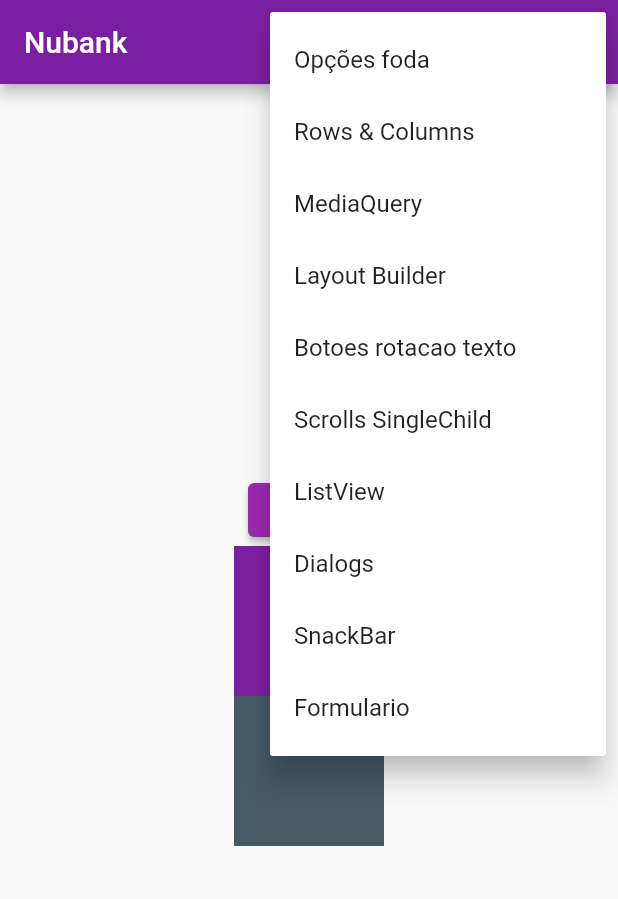
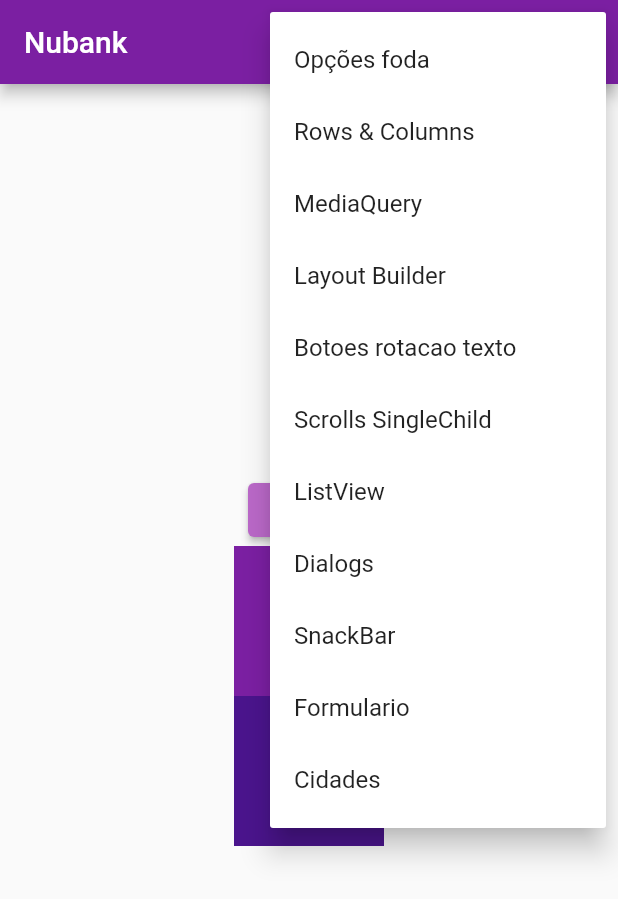
Before and after one commit to GabrielVasco13/flutter_primeiro_projeto, a Flutter app: the screen it shows after launch, after a tap on the "account circle" icon, on a phone screen of 412 x 824 dp. Shown: the top 899 px of the screen. Run offline on Flutter 3.47's test engine with Material 2 defaults, Android fonts, the phone set to English and light mode, and no system bars; our stand-ins replace device_preview.

```diff
--- a/lib/main.dart
+++ b/lib/main.dart
@@ -2,6 +2,7 @@
 
 import 'package:flutter/material.dart';
 import 'package:flutter_primeiro_projeto/pages/botoes_rota%C3%A7%C3%A3o_texto/botoes_rotacao_texto_page.dart';
+import 'package:flutter_primeiro_projeto/pages/cidades/cidades_page.dart';
 import 'package:flutter_primeiro_projeto/pages/container/container_page.dart';
 import 'package:flutter_primeiro_projeto/pages/dialogs/dialogs_page.dart';
 import 'package:flutter_primeiro_projeto/pages/form/form_page.dart';
@@ -33,16 +34,20 @@ class MyApp extends StatelessWidget {
       debugShowCheckedModeBanner: false,
       theme: ThemeData(
         primaryColor: Colors.purple[700],
-        primaryColorLight: Colors.amber,
-        primaryColorDark: Colors.blueGrey[700],
+        primaryColorLight: Colors.purple,
+        primaryColorDark: Colors.purple[900],
 
         // fontFamily: 'Roboto', font de texto padrão
 
         elevatedButtonTheme: ElevatedButtonThemeData(
           style: ElevatedButton.styleFrom(
-            backgroundColor: Colors.purple,
+            backgroundColor: Colors.purple[300],
           )
-        )
+        ),
+
+        appBarTheme: AppBarTheme(
+          backgroundColor: Colors.purple[700]
+        ),
 
       ),
       locale: DevicePreview.locale(context),
@@ -59,6 +64,7 @@ class MyApp extends StatelessWidget {
         '/dialogs': (_) => DialogsPage(),
         '/snackbar': (_) => SnackbarPage(),
         '/form': (_) => FormPage(),
+        '/cidades': (_) => CidadesPage(),
       },
     );
   }
--- a/lib/pages/container/container_page.dart
+++ b/lib/pages/container/container_page.dart
@@ -10,7 +10,6 @@ class ContainerPage extends StatelessWidget {
     return Scaffold(
       appBar: AppBar(
         title: const Text('Exemplo de container'),
-        backgroundColor: Colors.black87,
       ),
       body: Center(
         child: Container(
--- a/lib/pages/home/home_page.dart
+++ b/lib/pages/home/home_page.dart
@@ -13,6 +13,7 @@ enum PopupMenuPages {
     dialogs,
     snackbar,
     form,
+    cidades,
    }
 
 class HomePage extends StatelessWidget {
@@ -21,12 +22,12 @@ class HomePage extends StatelessWidget {
 
   @override
   Widget build(BuildContext context) {
-    final mediaQuery = MediaQuery.of(context);
+    //final mediaQuery = MediaQuery.of(context);
 
-    final statusBar = mediaQuery.padding.top;
-    final heightBody = mediaQuery.size.height - statusBar - kToolbarHeight;
-
-    print(heightBody);
+    //final statusBar = mediaQuery.padding.top;
+    //final heightBody = mediaQuery.size.height - statusBar - kToolbarHeight;
+    //
+    //print(heightBody);
 
     return Scaffold(
       appBar: AppBar(
@@ -67,6 +68,9 @@ class HomePage extends StatelessWidget {
                 break;
                 case PopupMenuPages.form:
                   Navigator.of(context).pushNamed('/form');
+                break;
+                case PopupMenuPages.cidades:
+                  Navigator.of(context).pushNamed('/cidades');
                 break;
               }
             },
@@ -112,6 +116,10 @@ class HomePage extends StatelessWidget {
                 value: PopupMenuPages.form,
                 child: Text('Formulario'),
                 ),
+                PopupMenuItem<PopupMenuPages>(
+                value: PopupMenuPages.cidades,
+                child: Text('Cidades'),
+                ),
             ];
           })
         ],
--- a/pubspec.yaml
+++ b/pubspec.yaml
@@ -61,7 +61,8 @@ flutter:
   uses-material-design: true
 
   # To add assets to your application, add an assets section, like this:
-  # assets:
+  assets:
+    - assets/cidades.json
   #   - images/a_dot_burr.jpeg
   #   - images/a_dot_ham.jpeg
 
```
Also changed, not shown: assets/cidades.json (added, +30 -0 lines), lib/pages/cidades/cidades_page.dart (added, +49 -0 lines), lib/pages/cidades/model/cidade.dart (added, +30 -0 lines), 1 other file.
